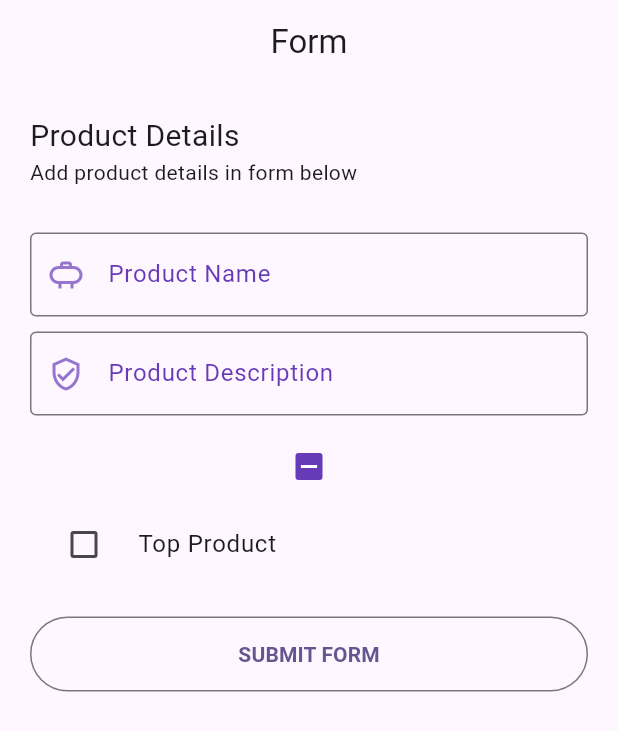
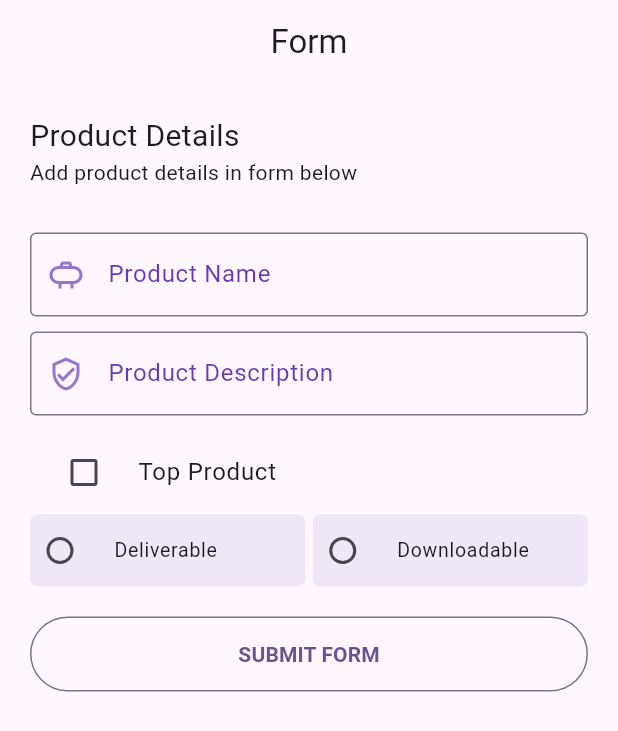
Before and after one commit to Chelsey20/flutter_reviewer, a Flutter app: the MyForm screen opened directly, on a phone screen of 412 x 824 dp. Shown: the top 731 px of the screen. Run offline on Flutter 3.47's test engine with Material 3 defaults, Android fonts, the light colour scheme and no system bars; our stand-ins replace flutter_svg.

Commit message:
Radio button practice

```diff
--- /dev/null
+++ b/lib/custom_widgets/my_radio_button.dart
@@ -0,0 +1,36 @@
+import 'package:flutter/material.dart';
+
+enum ProductTypeEnum {Downloadable, Deliverable}
+
+class MyRadioButton extends StatelessWidget {
+  MyRadioButton({
+    super.key,
+    required this.title,
+    required this.value,
+    required this.selectedProductType,
+    required this.onChanged,
+  });
+
+  String title;
+  ProductTypeEnum value;
+  ProductTypeEnum? selectedProductType;
+  Function(ProductTypeEnum?)? onChanged;
+
+  @override
+  Widget build(BuildContext context) {
+    return Expanded(
+      child: RadioListTile(
+        contentPadding: const EdgeInsets.all(0.0),
+        value: value,
+        groupValue: selectedProductType,
+        dense: true,
+        shape: RoundedRectangleBorder(borderRadius: BorderRadius.circular(5.0)),
+        tileColor: Colors.deepPurple.shade50,
+        title: Text(title),
+        onChanged: onChanged,
+      ),
+    );
+  }
+
+  void setState(Null Function() param0) {}
+}
--- a/lib/navigate_new_new_screen/form.dart
+++ b/lib/navigate_new_new_screen/form.dart
@@ -1,4 +1,5 @@
 import 'package:flutter/material.dart';
+import 'package:flutter_reviewer/custom_widgets/my_radio_button.dart';
 import 'details.dart';
 
 class MyForm extends StatefulWidget {
@@ -14,6 +15,7 @@ class _MyFormState extends State<MyForm> {
   final _productController2 = TextEditingController();
 
   bool? _checkBox, _listTileCheckBox = false;
+  ProductTypeEnum? _productTypeEnum;
 
   @override
   void dispose() {
@@ -74,16 +76,16 @@ class _MyFormState extends State<MyForm> {
               ),
               const SizedBox(height: 10.0),
 
-              Checkbox(
-                  checkColor: Colors.white,
-                  activeColor: Colors.deepPurple,
-                  tristate: true,
-                  value: _checkBox,
-                  onChanged: (val) {
-                    setState(() {
-                      _checkBox = val;
-                    });
-                  }),
+              // Checkbox(
+              //     checkColor: Colors.white,
+              //     activeColor: Colors.deepPurple,
+              //     tristate: true,
+              //     value: _checkBox,
+              //     onChanged: (val) {
+              //       setState(() {
+              //         _checkBox = val;
+              //       });
+              //     }),
 
               CheckboxListTile(
                 value: _listTileCheckBox,
@@ -94,6 +96,33 @@ class _MyFormState extends State<MyForm> {
                   });
                 },
                 controlAffinity: ListTileControlAffinity.leading,
+              ),
+
+
+              Row(
+                children: [
+                  MyRadioButton(
+                      title: ProductTypeEnum.Deliverable.name,
+                      value: ProductTypeEnum.Deliverable,
+                      selectedProductType: _productTypeEnum,
+                      onChanged:(val){
+                        setState(() {
+                          _productTypeEnum = val;
+                        });
+                      }
+                  ),
+                  const SizedBox(width: 5.0),
+                  MyRadioButton(
+                      title: ProductTypeEnum.Downloadable.name,
+                      value: ProductTypeEnum.Downloadable,
+                      selectedProductType: _productTypeEnum,
+                      onChanged:(val){
+                        setState(() {
+                          _productTypeEnum = val;
+                        });
+                      }
+                  ),
+                ],
               ),
               const SizedBox(height: 20.0),
               myBtn(context),
@@ -122,29 +151,23 @@ class _MyFormState extends State<MyForm> {
 }
 
 class MyTextField extends StatelessWidget {
-  const MyTextField({
-    super.key,
+  MyTextField({super.key,
     required this.fieldName,
     required this.myController,
     this.myIcon = Icons.verified_user_outlined,
     this.prefixIconColor = Colors.blueAccent,
   });
-
   final TextEditingController myController;
-  final String fieldName;
+  String fieldName;
   final IconData myIcon;
-  final Color prefixIconColor;
-
+  Color prefixIconColor;
   @override
   Widget build(BuildContext context) {
     return TextFormField(
       controller: myController,
       decoration: InputDecoration(
           labelText: fieldName,
-          prefixIcon: Icon(
-            myIcon,
-            color: prefixIconColor,
-          ),
+          prefixIcon: Icon(myIcon, color: prefixIconColor),
           border: const OutlineInputBorder(),
           focusedBorder: OutlineInputBorder(
             borderSide: BorderSide(color: Colors.deepPurple.shade300),
```
Also changed, not shown: lib/flutter_experiment/radio_button_practice.dart (added, +77 -0 lines). Lines whose indentation alone changed are shown as unchanged.
